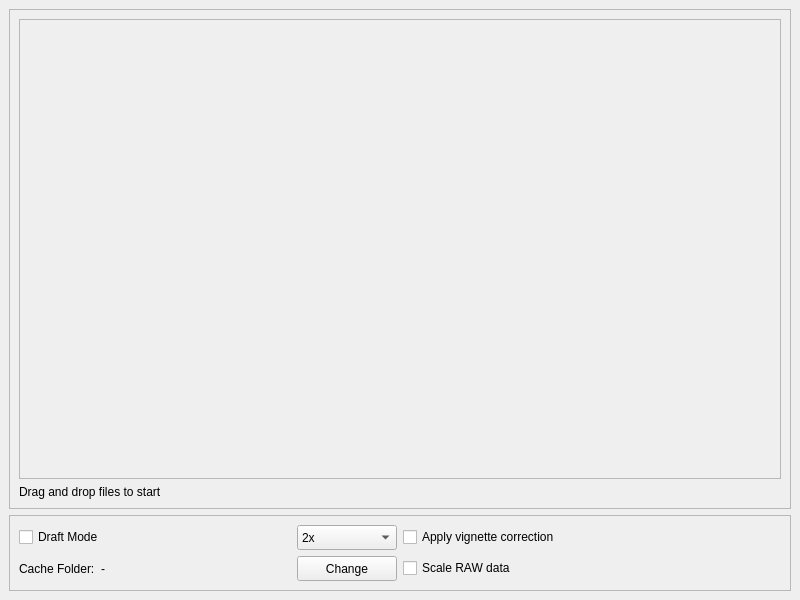
Above: ui/mainwindow.ui from xtrul/motioncam-fs before the change. Below: the same form after it.
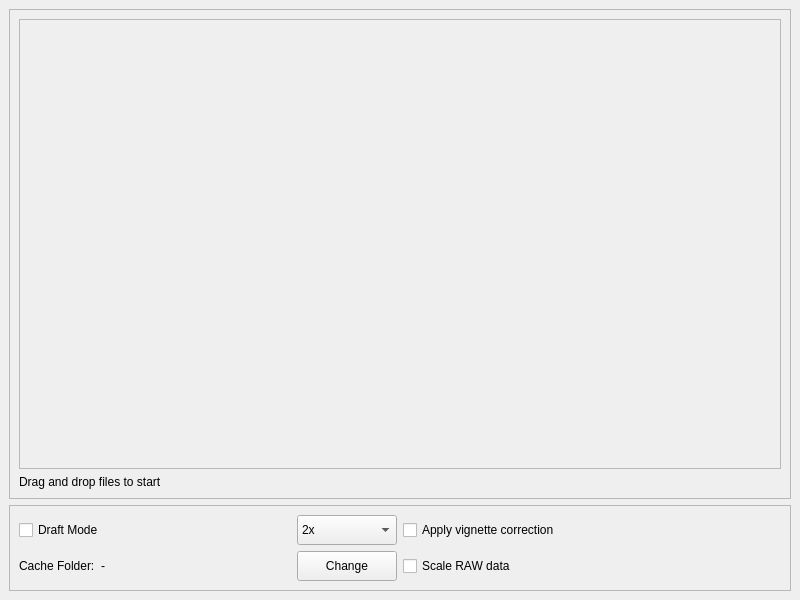
That is the form after the change.

Commit message: - Add some icons and improve the layout a little bit

What changed in the file:
```diff
--- a/ui/mainwindow.ui
+++ b/ui/mainwindow.ui
@@ -38,7 +38,7 @@
             <x>0</x>
             <y>0</y>
             <width>772</width>
-            <height>480</height>
+            <height>470</height>
            </rect>
           </property>
           <layout class="QVBoxLayout" name="verticalLayout_3">
@@ -124,7 +124,7 @@
            <property name="minimumSize">
             <size>
              <width>100</width>
-             <height>25</height>
+             <height>30</height>
             </size>
            </property>
            <property name="text">
@@ -164,7 +164,7 @@
            <property name="minimumSize">
             <size>
              <width>100</width>
-             <height>25</height>
+             <height>30</height>
             </size>
            </property>
            <item>
```
The commit also changes 4 other files.
